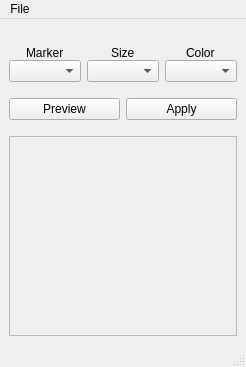
This is lcmap_tap/UserInterface/ui_symbology.ui in repository-preservation/lcmap-tap as Qt 5 draws it before an edit. The edited form follows.
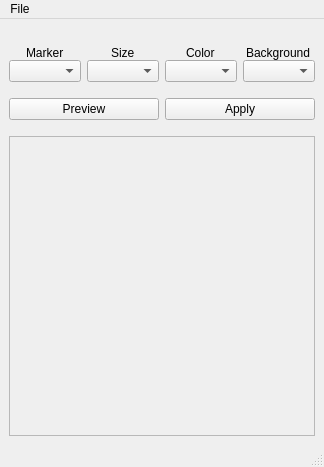
This is the edited form.

Commit message: Add control over line styles, add control over background color

```diff
--- a/lcmap_tap/UserInterface/ui_symbology.ui
+++ b/lcmap_tap/UserInterface/ui_symbology.ui
@@ -6,10 +6,16 @@
    <rect>
     <x>0</x>
     <y>0</y>
-    <width>241</width>
-    <height>367</height>
+    <width>316</width>
+    <height>467</height>
    </rect>
   </property>
+  <property name="maximumSize">
+   <size>
+    <width>400</width>
+    <height>667</height>
+   </size>
+  </property>
   <property name="windowTitle">
    <string>Select Symbology</string>
   </property>
@@ -22,9 +28,18 @@
         <property name="sizeConstraint">
          <enum>QLayout::SetDefaultConstraint</enum>
         </property>
+        <property name="bottomMargin">
+         <number>0</number>
+        </property>
         <property name="verticalSpacing">
          <number>0</number>
         </property>
+        <item row="1" column="2">
+         <widget class="QComboBox" name="comboBox_color"/>
+        </item>
+        <item row="1" column="0">
+         <widget class="QComboBox" name="comboBox_marker"/>
+        </item>
         <item row="0" column="2" alignment="Qt::AlignHCenter|Qt::AlignBottom">
          <widget class="QLabel" name="label_color">
           <property name="text">
@@ -32,6 +47,9 @@
           </property>
          </widget>
         </item>
+        <item row="1" column="1">
+         <widget class="QComboBox" name="comboBox_size"/>
+        </item>
         <item row="0" column="0" alignment="Qt::AlignHCenter|Qt::AlignBottom">
          <widget class="QLabel" name="label_marker">
           <property name="text">
@@ -46,14 +64,15 @@
           </property>
          </widget>
         </item>
-        <item row="1" column="0">
-         <widget class="QComboBox" name="comboBox_marker"/>
+        <item row="1" column="3">
+         <widget class="QComboBox" name="comboBox_background"/>
         </item>
-        <item row="1" column="1">
-         <widget class="QComboBox" name="comboBox_size"/>
-        </item>
-        <item row="1" column="2">
-         <widget class="QComboBox" name="comboBox_color"/>
+        <item row="0" column="3" alignment="Qt::AlignHCenter|Qt::AlignBottom">
+         <widget class="QLabel" name="label_background">
+          <property name="text">
+           <string>Background</string>
+          </property>
+         </widget>
         </item>
        </layout>
       </item>
@@ -117,7 +136,7 @@
           <property name="minimumSize">
            <size>
             <width>50</width>
-            <height>200</height>
+            <height>300</height>
            </size>
           </property>
           <property name="frameShape">
@@ -139,7 +158,7 @@
     <rect>
      <x>0</x>
      <y>0</y>
-     <width>241</width>
+     <width>316</width>
      <height>21</height>
     </rect>
    </property>
```
The commit also changes 7 other files.
